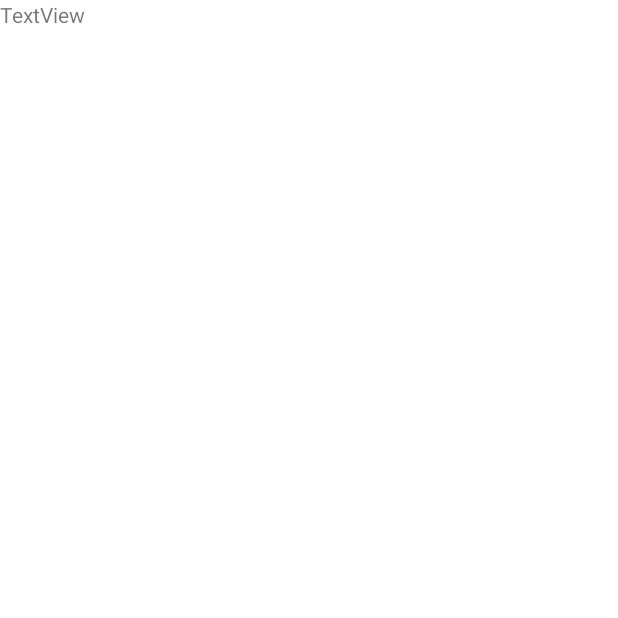
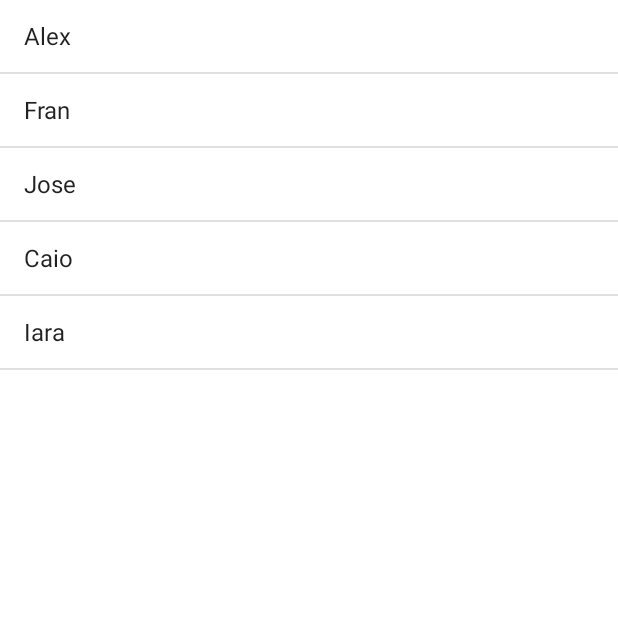
Before and after one commit to caiocv18/alura_agenda, an Android app: the screen it shows after launch (MainActivity), on a phone screen of 412 x 824 dp, the top half of it. Before the commit the part shown is almost empty. Run offline under Robolectric (Android 15) with nearby library versions, the phone set to English and light mode, and no system bars.

Commit message:
Class 2 - Adding ListView

```diff
--- a/app/src/main/java/br/com/caiocv18/MainActivity.kt
+++ b/app/src/main/java/br/com/caiocv18/MainActivity.kt
@@ -2,14 +2,23 @@ package br.com.caiocv18
 
 import android.app.Activity
 import android.os.Bundle
+import android.widget.ArrayAdapter
+import android.widget.ListView
 import android.widget.TextView
 import android.widget.Toast
+import org.w3c.dom.Text
+import java.util.*
+import kotlin.collections.ArrayList
 
 class MainActivity : Activity() {
     override fun onCreate(savedInstanceState: Bundle?) {
         super.onCreate(savedInstanceState)
         setContentView(R.layout.activity_main)
-        Toast.makeText(this,"Jesus Alive!!! Caio Vinicius", Toast.LENGTH_LONG).show()
+
+        val alunos : List<String> = ArrayList(Arrays.asList("Alex", "Fran", "Jose","Caio", "Iara"))
+
+        val listaDeAlunos : ListView = findViewById(R.id.activity_main_lista_de_alunos)
+        listaDeAlunos.setAdapter(ArrayAdapter(this, android.R.layout.simple_list_item_1,alunos))
 
     }
 }
--- a/app/src/main/res/layout/activity_main.xml
+++ b/app/src/main/res/layout/activity_main.xml
@@ -5,10 +5,9 @@
     android:layout_width="match_parent"
     android:layout_height="match_parent">
 
-    <TextView
-        android:id="@+id/textView"
+
+    <ListView
+        android:id="@+id/activity_main_lista_de_alunos"
         android:layout_width="match_parent"
-        android:layout_height="wrap_content"
-        android:text="TextView"
-        tools:text="Caio Vinicius" />
+        android:layout_height="match_parent" />
 </LinearLayout>
```
